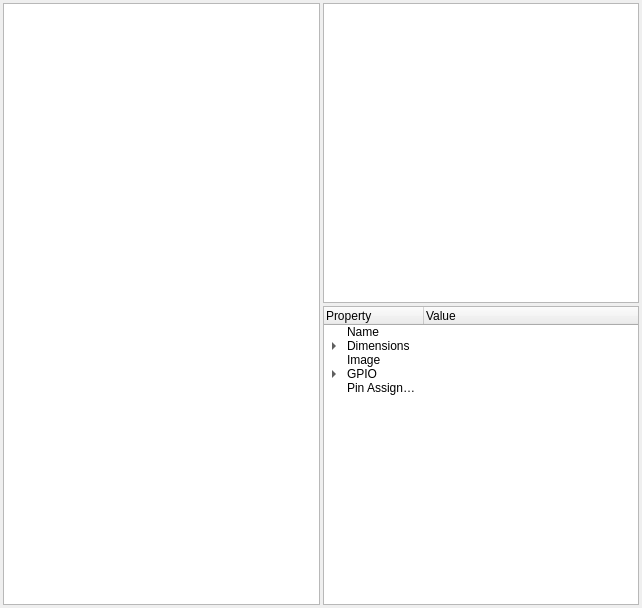
clixx-io/clixx.io, file iot-developer/mainwindow/hardwarelayoutwidget.ui: the form before one commit.
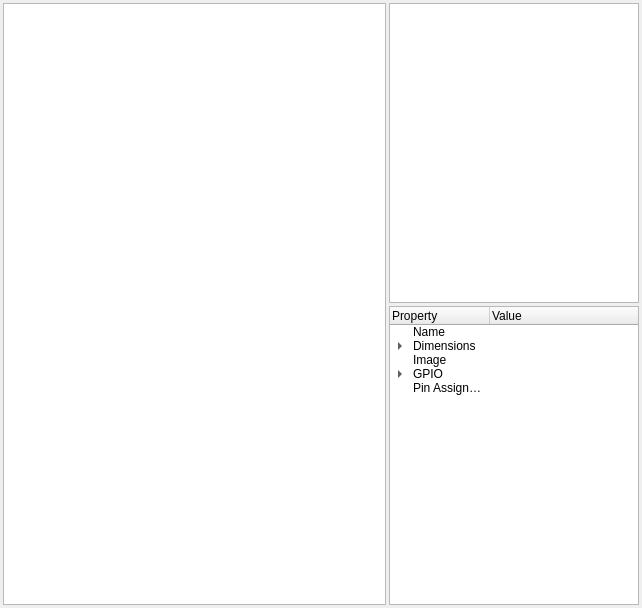
The form after the commit.

Patch:
```diff
--- a/iot-developer/mainwindow/hardwarelayoutwidget.ui
+++ b/iot-developer/mainwindow/hardwarelayoutwidget.ui
@@ -48,7 +48,14 @@
    <item>
     <layout class="QVBoxLayout" name="verticalLayout">
      <item>
-      <widget class="QListWidget" name="componentslistWidget"/>
+      <widget class="QListWidget" name="componentslistWidget">
+       <property name="maximumSize">
+        <size>
+         <width>250</width>
+         <height>16777215</height>
+        </size>
+       </property>
+      </widget>
      </item>
      <item>
       <widget class="QTreeWidget" name="PropertiestreeWidget">
@@ -58,6 +65,12 @@
          <verstretch>0</verstretch>
         </sizepolicy>
        </property>
+       <property name="maximumSize">
+        <size>
+         <width>250</width>
+         <height>16777215</height>
+        </size>
+       </property>
        <column>
         <property name="text">
          <string>Property</string>
```
